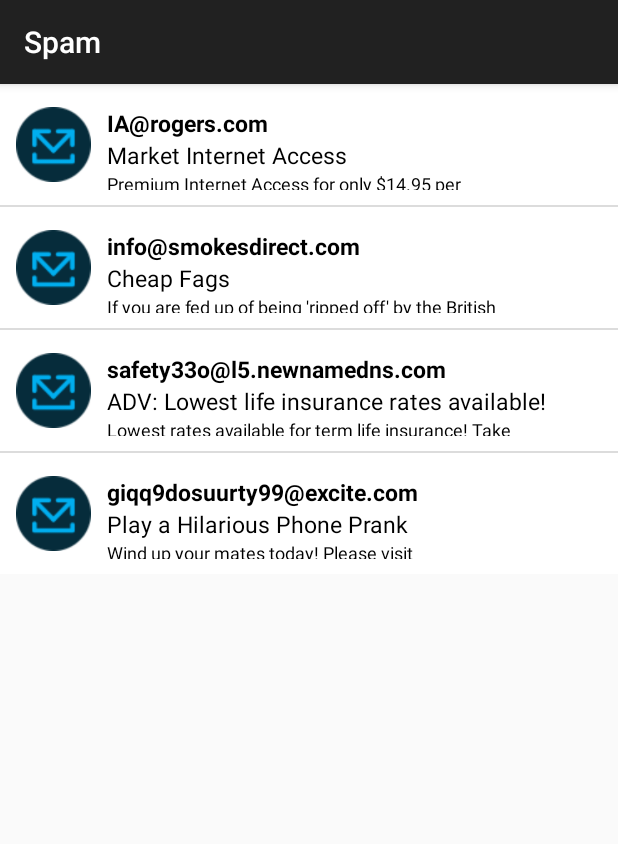
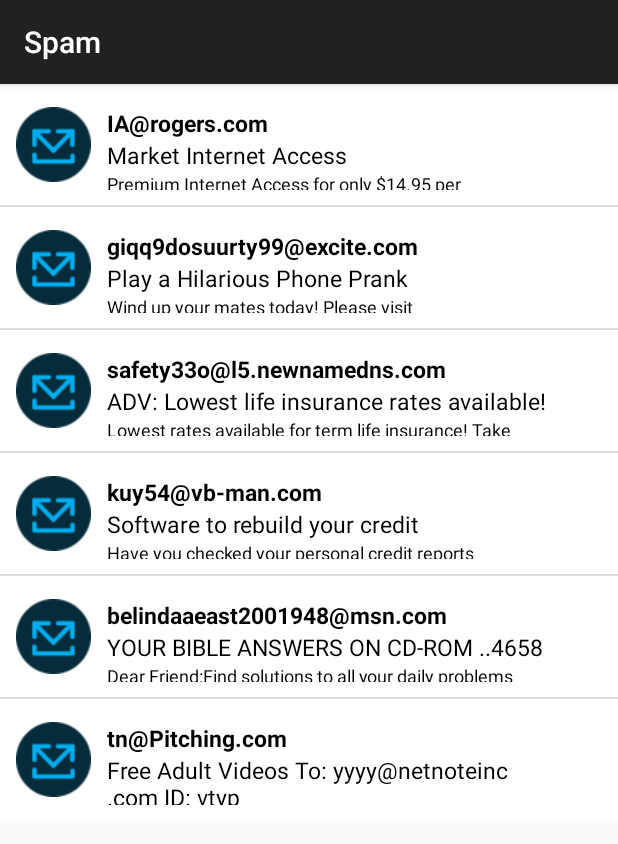
Before and after one commit to dinvi/BizMail, an Android app: the screen it shows after launch (SpamActivity), after a tap on "SPAM", on a phone screen of 412 x 824 dp. Shown: the top 844 px of the screen. Run offline under Robolectric (Android 15) with nearby library versions, the phone set to English and light mode, and no system bars.

Commit message:
Adding MailExample

```diff
--- a/app/src/main/java/com/clientREST/bizMail/CustomAdapter.java
+++ b/app/src/main/java/com/clientREST/bizMail/CustomAdapter.java
@@ -33,12 +33,12 @@ public class CustomAdapter extends ArrayAdapter<Mail> {
     Bundle bundle = new Bundle();
     Context mContext;
 
-    //private static final String URL_QUERY = "http://192.168.1.17:8080/mail/query";;
-    //private static final String URL_UPDATE_HAM = "http://192.168.1.17:8080/mail/updateHam";
-    //private static final String URL_UPDATE_SPAM = "http://192.168.1.17:8080/mail/updateSpam";
-    private static final String URL_QUERY = "http://192.168.43.105:8080/mail/query";;
-    private static final String URL_UPDATE_HAM = "http://192.168.43.105:8080/mail/updateHam";
-    private static final String URL_UPDATE_SPAM = "http://192.168.43.105:8080/mail/updateSpam";
+    private static final String URL_QUERY = "http://192.168.1.17:8080/mail/query";;
+    private static final String URL_UPDATE_HAM = "http://192.168.1.17:8080/mail/updateHam";
+    private static final String URL_UPDATE_SPAM = "http://192.168.1.17:8080/mail/updateSpam";
+    //private static final String URL_QUERY = "http://192.168.43.105:8080/mail/query";;
+    //private static final String URL_UPDATE_HAM = "http://192.168.43.105:8080/mail/updateHam";
+    //private static final String URL_UPDATE_SPAM = "http://192.168.43.105:8080/mail/updateSpam";
 
     private static final String ACTION_UPDATE = "UPDATE_MODEL";
     private static final String ACTION_QUERY = "QUERY";
--- a/app/src/main/java/com/clientREST/bizMail/InboxActivity.java
+++ b/app/src/main/java/com/clientREST/bizMail/InboxActivity.java
@@ -34,30 +34,12 @@ public class InboxActivity extends AppCompatActivity {
     List<Mail> ham_mail_list = new ArrayList<>();
     Request req;
 
-    Mail m1 = new Mail("skip@pobox.com", "Speed",
-            "If the frequency of my laptop's disk chirps are any indication, I'd say" +
-                    "hammie is about 3-5x faster than SpamAssassin.", "HAM");
-    Mail m2 = new Mail("skip@pobox.com", "SpamBayes Package",
-            "Before we get too far down this road, what do people think of creating a" +
-                    "spambayes package containing classifier and tokenizer?  This is just to" +
-                    "minimize clutter in site-packages.", "HAM");
-    Mail m3 = new Mail("skip@pobox.com", "Deleting duplicate spam before training?",
-            "Because I get mail through several different email addresses, I frequently" +
-                    "get duplicates (or triplicates or more-plicates) of various spam messages." +
-                    "In saving spam for later analysis I haven't always been careful to avoid" +
-                    "saving such duplicates.", "HAM");
-    Mail m4 = new Mail("tim.one@comcast.net", "Ditching WordInfo",
-            "> On my box the current system scores about 50 msgs per second (starting" +
-                    "> in memory, of course)." +
-                    "That was a guess.  Bothering to get a clock out, it was more like 80 per" +
-                    "second.  See?  A 60% speedup without changing a thing <wink>.", "HAM");
-    Mail m5 = new Mail("bkc@murkworks.com", "All Cap or Cap Word Subjects",
-            "Just curious if subject line capitalization can be used as an indicator." +
-                    "Either the percentage of characters that are caps.." +
-                    "Or, percentage starting with a capital letter (if number of words > xx)", "HAM");
-    Mail m6 = new Mail("d.invincibile@gmail.com", "Test", "Hi how are you?", "HAM");
-    Mail m7 = new Mail("promo@youwin.com", "ReadMe", "Hi Daniele, visit our website www.promo.it for new promo. " +
-            "Thank you and see you soon!", "HAM");
+    Mail m1 = new Mail(MailExample.M1_SENDER, MailExample.M1_SUBJECT, MailExample.M1_TEXT, "HAM");
+    Mail m2 = new Mail(MailExample.M2_SENDER, MailExample.M2_SUBJECT, MailExample.M2_TEXT, "HAM");
+    Mail m3 = new Mail(MailExample.M3_SENDER, MailExample.M3_SUBJECT, MailExample.M3_TEXT, "HAM");
+    Mail m4 = new Mail(MailExample.M4_SENDER, MailExample.M4_SUBJECT, MailExample.M4_TEXT, "HAM");
+    Mail m5 = new Mail(MailExample.M5_SENDER, MailExample.M5_SUBJECT, MailExample.M5_TEXT, "HAM");
+    Mail m6 = new Mail(MailExample.M6_SENDER, MailExample.M6_SUBJECT, MailExample.M6_TEXT, "HAM");
 
     @Override
     protected void onCreate(Bundle savedInstanceState) {
@@ -70,7 +52,6 @@ public class InboxActivity extends AppCompatActivity {
         ham_mail_list.add(m4);
         ham_mail_list.add(m5);
         ham_mail_list.add(m6);
-        ham_mail_list.add(m7);
 
         ListView listView = (ListView) findViewById(R.id.listView);
 
--- /dev/null
+++ b/app/src/main/java/com/clientREST/bizMail/MailExample.java
@@ -0,0 +1,93 @@
+package com.clientREST.bizMail;
+
+/**
+ * Created by daniele on 24/06/16.
+ */
+public class MailExample {
+
+    /* EXAMPLE HAM MAIL */
+    public static String M1_SENDER = "skip@pobox.com";
+    public static String M1_SUBJECT = "Speed";
+    public static String M1_TEXT = "If the frequency of my laptop's disk chirps are any indication, I'd say" +
+                                   "hammie is about 3-5x faster than SpamAssassin.";
+
+    public static String M2_SENDER = "skip@pobox.com";
+    public static String M2_SUBJECT = "SpamBayes Package";
+    public static String M2_TEXT = "Before we get too far down this road, what do people think of creating a" +
+                                   "spambayes package containing classifier and tokenizer?  This is just to" +
+                                   "minimize clutter in site-packages.";
+
+    public static String M3_SENDER = "skip@pobox.com";
+    public static String M3_SUBJECT = "Deleting duplicate spam before training?";
+    public static String M3_TEXT = "Because I get mail through several different email addresses, I frequently" +
+                                   "get duplicates (or triplicates or more-plicates) of various spam messages." +
+                                   "In saving spam for later analysis I haven't always been careful to avoid" +
+                                   "saving such duplicates";
+
+    public static String M4_SENDER = "tim.one@comcast.net";
+    public static String M4_SUBJECT = "Ditching WordInfo";
+    public static String M4_TEXT = "> On my box the current system scores about 50 msgs per second (starting" +
+                                   "> in memory, of course)." +
+                                   "That was a guess.  Bothering to get a clock out, it was more like 80 per" +
+                                   "second.  See?  A 60% speedup without changing a thing <wink>.";
+
+    public static String M5_SENDER = "bkc@murkworks.com";
+    public static String M5_SUBJECT = "All Cap or Cap Word Subjects";
+    public static String M5_TEXT = "Just curious if subject line capitalization can be used as an indicator." +
+                                   "Either the percentage of characters that are caps.." +
+                                   "Or, percentage starting with a capital letter (if number of words > xx)";
+
+    public static String M6_SENDER = "promo@youwin.com";
+    public static String M6_SUBJECT = "ReadMe";
+    public static String M6_TEXT = "Hi Daniele, visit our website www.promo.it for new promo. " +
+                                   "Thank you and see you soon!";
+
+
+
+    /* EXAMPLE SPAM MAIL */
+    public static String M7_SENDER = "IA@rogers.com";
+    public static String M7_SUBJECT = "Market Internet Access";
+    public static String M7_TEXT = "Premium Internet Access for only $14.95 per month or less!" +
+                                   "Earn $1 per Subscriber per month Go To:" +
+                                   "http://new.isp.50megs.com";
+
+    public static String M8_SENDER = "giqq9dosuurty99@excite.com";
+    public static String M8_SUBJECT = "Play a Hilarious Phone Prank";
+    public static String M8_TEXT = "Wind up your mates today! Please visit http://ukprankcalls.com";
+
+    public static String M9_SENDER = "safety33o@l5.newnamedns.com";
+    public static String M9_SUBJECT = "ADV: Lowest life insurance rates available!";
+    public static String M9_TEXT = "Lowest rates available for term life insurance! Take a moment and fill out" +
+                                   "our online form to see the low rate you qualify for. Save up to 70% " +
+                                   "from regular rates! Smokers accepted! http://www.newnamedns.com/termlife/" +
+                                   "Representing quality nationwide carriers. Act now!";
+
+    public static String M10_SENDER = "kuy54@vb-man.com";
+    public static String M10_SUBJECT = "Software to rebuild your credit";
+    public static String M10_TEXT = "Have you checked your personal credit reports recently?" +
+                                    "If you are planning making any major purchase like purchasing a Home or " +
+                                    "newcar or getting a new job or even a promotion, Please....read on!" +
+                                    "You need to have a GOOD to EXCELLENT credit rating.  If you do already, " +
+                                    "that's important, but if you know your credit is less than perfect, you need " +
+                                    "to get those negative remarks REMOVED, LEGALLY and quickly.";
+
+    public static String M11_SENDER = "belindaaeast2001948@msn.com";
+    public static String M11_SUBJECT = "YOUR BIBLE ANSWERS ON CD-ROM ..4658";
+    public static String M11_TEXT = "Dear Friend:" +
+                                    "Find solutions to all your daily problems and life's challenges at the click of a mouse button?" +
+                                    "We have the answers you're looking for on The Word Bible CD-ROM it is one of the most powerful, " +
+                                    "life-changing tools available today and it's easy to use." +
+                                    "On one CD, (Windows or Macintosh versions) you have a complete library of Bibles, " +
+                                    "well known reference books and study tools. " +
+                                    "You can view several Bible versions simultaneously, make personal notes, print scriptures and " +
+                                    "search by word, phrase or topic.";
+
+    public static String M12_SENDER = "tn@Pitching.com";
+    public static String M12_SUBJECT = "Free Adult Videos To: yyyy@netnoteinc.com ID: vtyp";
+    public static String M12_TEXT = "If you haven't seen it yet... we are offering a " +
+                                    "new weekly selection absolutely FREE Adult DVDs " +
+                                    "AND VIDEOS NO PURCHASE NECESSARY!!!!!" +
+                                    " GO TO: http://209.203.162.20/8230/" +
+                                    "Everything must go!!! Additional Titles as low as $6.97";
+
+}
--- a/app/src/main/java/com/clientREST/bizMail/SpamActivity.java
+++ b/app/src/main/java/com/clientREST/bizMail/SpamActivity.java
@@ -34,26 +34,13 @@ public class SpamActivity extends AppCompatActivity {
     List<Mail> spam_mail_list = new ArrayList<>();
     Request req;
 
+    Mail m1 = new Mail(MailExample.M7_SENDER, MailExample.M7_SUBJECT, MailExample.M7_TEXT, "SPAM");
+    Mail m2 = new Mail(MailExample.M8_SENDER, MailExample.M8_SUBJECT, MailExample.M8_TEXT, "SPAM");
+    Mail m3 = new Mail(MailExample.M9_SENDER, MailExample.M9_SUBJECT, MailExample.M9_TEXT, "SPAM");
+    Mail m4 = new Mail(MailExample.M10_SENDER, MailExample.M10_SUBJECT, MailExample.M10_TEXT, "SPAM");
+    Mail m5 = new Mail(MailExample.M11_SENDER, MailExample.M11_SUBJECT, MailExample.M11_TEXT, "SPAM");
+    Mail m6 = new Mail(MailExample.M12_SENDER, MailExample.M12_SUBJECT, MailExample.M12_TEXT, "SPAM");
 
-    Mail m1 = new Mail("IA@rogers.com", "Market Internet Access",
-            "Premium Internet Access for only $14.95 per month or less!" +
-                    "Earn $1 per Subscriber per month Go To:" +
-                    "http://new.isp.50megs.com", "SPAM");
-
-    Mail m2 = new Mail("info@smokesdirect.com", "Cheap Fags",
-            "If you are fed up of being 'ripped off' by the British government every time you buy your tobacco," +
-                    " then you should visit our website, where you can now buy 4 cartons of cigarettes, " +
-                    "or 40 pouches of rolling tobacco from as little as 170 Euros (approx 105 pounds), " +
-                    "inclusive of delivery by registered air mail from our office in Spain.", "SPAM");
-
-    Mail m3 = new Mail("safety33o@l5.newnamedns.com", "ADV: Lowest life insurance rates available!",
-            "Lowest rates available for term life insurance! Take a moment and fill out" +
-                    "our online form to see the low rate you qualify for. Save up to 70% " +
-                    "from regular rates! Smokers accepted! http://www.newnamedns.com/termlife/" +
-                    "Representing quality nationwide carriers. Act now!", "SPAM");
-
-    Mail m4 = new Mail("giqq9dosuurty99@excite.com", "Play a Hilarious Phone Prank",
-            "Wind up your mates today! Please visit http://ukprankcalls.com", "SPAM");
     @Override
     protected void onCreate(Bundle savedInstanceState) {
         super.onCreate(savedInstanceState);
@@ -63,6 +50,8 @@ public class SpamActivity extends AppCompatActivity {
         spam_mail_list.add(m2);
         spam_mail_list.add(m3);
         spam_mail_list.add(m4);
+        spam_mail_list.add(m5);
+        spam_mail_list.add(m6);
 
         ListView listView = (ListView) findViewById(R.id.listView);
 
--- a/app/src/main/res/layout/activity_main.xml
+++ b/app/src/main/res/layout/activity_main.xml
@@ -47,7 +47,7 @@
             android:layout_marginLeft="24dp"
             android:layout_marginRight="24dp"
             android:layout_marginBottom="24dp"
-            android:text="@string/testPost"/>
+            android:text="@string/trash"/>
 
 
         <android.support.v7.widget.AppCompatButton
@@ -57,7 +57,7 @@
             android:layout_height="wrap_content"
             android:layout_marginLeft="24dp"
             android:layout_marginRight="24dp"
-            android:text="@string/testGet"/>
+            android:text="@string/setting"/>
 
 
     </LinearLayout>
--- a/app/src/main/res/values/strings.xml
+++ b/app/src/main/res/values/strings.xml
@@ -6,22 +6,14 @@
     <string name="inbox">Inbox</string>
     <string name="spam">Spam</string>
     <string name="trash">Trash</string>
-    <string name="testGet">Test HTTP GET</string>
-    <string name="testPost">Test HTTP POST</string>
+    <string name="setting">Settings</string>
     <string name="query">Classify Mail</string>
-    <string name="get">GET Result</string>
-    <string name="post">HTTP POST</string>
 
     <!-- Mail Activity -->
     <string name="navigation_drawer_open">Open navigation drawer</string>
     <string name="navigation_drawer_close">Close navigation drawer</string>
     <string name="email">bizmail@bizmate.it</string>
     <string name="title_activity_mail">Mail</string>
-
-    <!-- Test Activity -->
-    <string name="title_activity_get">HTTP GET</string>
-    <string name="title_activity_post">HTTP POST</string>
-
 
     <!-- Inbox Activity -->
     <string name="title_activity_inbox">Inbox</string>
```
Also changed, not shown: 2 other files.
